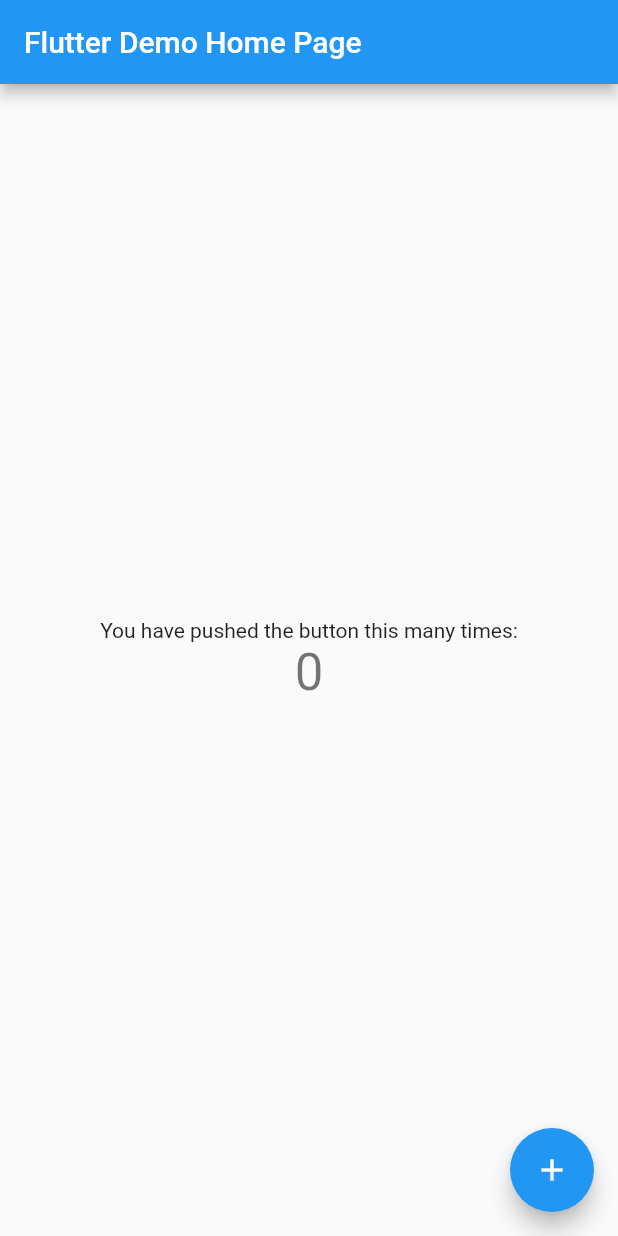
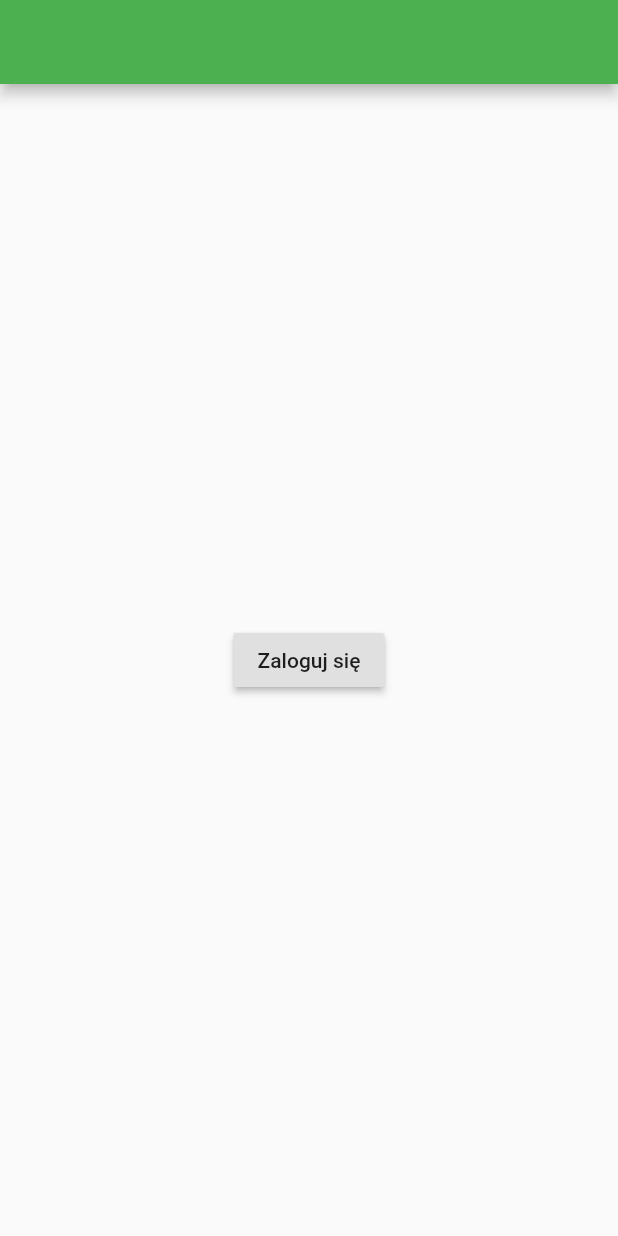
Before and after one commit to shymmq/kuppony, a Flutter app: the screen it shows after launch, on a phone screen of 412 x 824 dp. Run offline on Flutter 3.47's test engine with Material 2 defaults, Android fonts, the phone set to English and light mode, and no system bars; missing offline and left inert: barcode_flutter.

Commit message:
add intro screen with barcode input

```diff
--- a/lib/main.dart
+++ b/lib/main.dart
@@ -1,111 +1,19 @@
 import 'package:flutter/material.dart';
+import 'package:kuppony/screens/home.dart';
 
 void main() => runApp(MyApp());
 
 class MyApp extends StatelessWidget {
-  // This widget is the root of your application.
   @override
   Widget build(BuildContext context) {
     return MaterialApp(
-      title: 'Flutter Demo',
+      title: 'kuppony',
       theme: ThemeData(
-        // This is the theme of your application.
-        //
-        // Try running your application with "flutter run". You'll see the
-        // application has a blue toolbar. Then, without quitting the app, try
-        // changing the primarySwatch below to Colors.green and then invoke
-        // "hot reload" (press "r" in the console where you ran "flutter run",
-        // or simply save your changes to "hot reload" in a Flutter IDE).
-        // Notice that the counter didn't reset back to zero; the application
-        // is not restarted.
-        primarySwatch: Colors.blue,
+        primarySwatch: Colors.green,
+        accentColor: Colors.orangeAccent,
+        brightness: Brightness.light,
       ),
-      home: MyHomePage(title: 'Flutter Demo Home Page'),
+      home: HomeScreen(),
     );
   }
 }
-
-class MyHomePage extends StatefulWidget {
-  MyHomePage({Key key, this.title}) : super(key: key);
-
-  // This widget is the home page of your application. It is stateful, meaning
-  // that it has a State object (defined below) that contains fields that affect
-  // how it looks.
-
-  // This class is the configuration for the state. It holds the values (in this
-  // case the title) provided by the parent (in this case the App widget) and
-  // used by the build method of the State. Fields in a Widget subclass are
-  // always marked "final".
-
-  final String title;
-
-  @override
-  _MyHomePageState createState() => _MyHomePageState();
-}
-
-class _MyHomePageState extends State<MyHomePage> {
-  int _counter = 0;
-
-  void _incrementCounter() {
-    setState(() {
-      // This call to setState tells the Flutter framework that something has
-      // changed in this State, which causes it to rerun the build method below
-      // so that the display can reflect the updated values. If we changed
-      // _counter without calling setState(), then the build method would not be
-      // called again, and so nothing would appear to happen.
-      _counter++;
-    });
-  }
-
-  @override
-  Widget build(BuildContext context) {
-    // This method is rerun every time setState is called, for instance as done
-    // by the _incrementCounter method above.
-    //
-    // The Flutter framework has been optimized to make rerunning build methods
-    // fast, so that you can just rebuild anything that needs updating rather
-    // than having to individually change instances of widgets.
-    return Scaffold(
-      appBar: AppBar(
-        // Here we take the value from the MyHomePage object that was created by
-        // the App.build method, and use it to set our appbar title.
-        title: Text(widget.title),
-      ),
-      body: Center(
-        // Center is a layout widget. It takes a single child and positions it
-        // in the middle of the parent.
-        child: Column(
-          // Column is also layout widget. It takes a list of children and
-          // arranges them vertically. By default, it sizes itself to fit its
-          // children horizontally, and tries to be as tall as its parent.
-          //
-          // Invoke "debug painting" (press "p" in the console, choose the
-          // "Toggle Debug Paint" action from the Flutter Inspector in Android
-          // Studio, or the "Toggle Debug Paint" command in Visual Studio Code)
-          // to see the wireframe for each widget.
-          //
-          // Column has various properties to control how it sizes itself and
-          // how it positions its children. Here we use mainAxisAlignment to
-          // center the children vertically; the main axis here is the vertical
-          // axis because Columns are vertical (the cross axis would be
-          // horizontal).
-          mainAxisAlignment: MainAxisAlignment.center,
-          children: <Widget>[
-            Text(
-              'You have pushed the button this many times:',
-            ),
-            Text(
-              '$_counter',
-              style: Theme.of(context).textTheme.display1,
-            ),
-          ],
-        ),
-      ),
-      floatingActionButton: FloatingActionButton(
-        onPressed: _incrementCounter,
-        tooltip: 'Increment',
-        child: Icon(Icons.add),
-      ), // This trailing comma makes auto-formatting nicer for build methods.
-    );
-  }
-}
--- /dev/null
+++ b/lib/screens/home.dart
@@ -0,0 +1,25 @@
+import 'package:flutter/material.dart';
+import 'package:kuppony/screens/intro.dart';
+
+class HomeScreen extends StatefulWidget {
+  HomeScreen({Key key}) : super(key: key);
+
+  @override
+  _HomeScreenState createState() => _HomeScreenState();
+}
+
+class _HomeScreenState extends State<HomeScreen> {
+  @override
+  Widget build(BuildContext context) => Scaffold(
+        appBar: AppBar(),
+        body: Center(
+          child: RaisedButton(
+            child: Text('Zaloguj się'),
+            onPressed: () {
+              Navigator.of(context)
+                  .push(MaterialPageRoute(builder: (context) => IntroScreen()));
+            },
+          ),
+        ),
+      );
+}
```
Also changed, not shown: lib/screens/intro.dart (added, +120 -0 lines), pubspec.yaml (+5 -11 lines), fonts/FuturaPTMedium.ttf (added), pubspec.lock.
